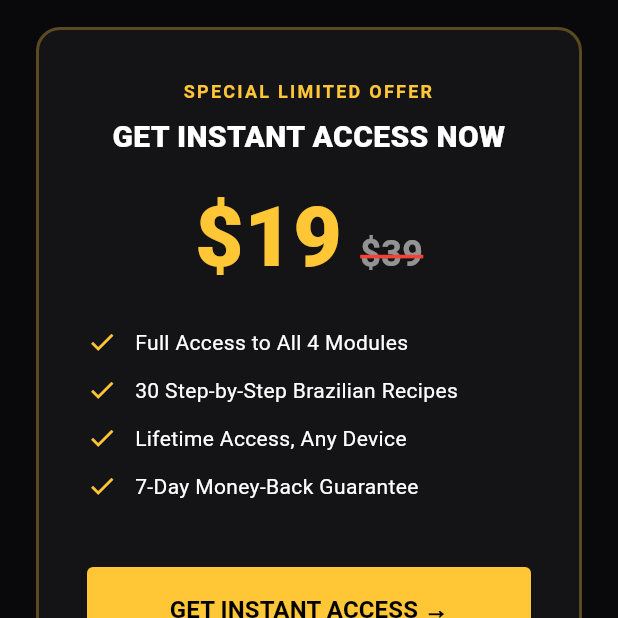
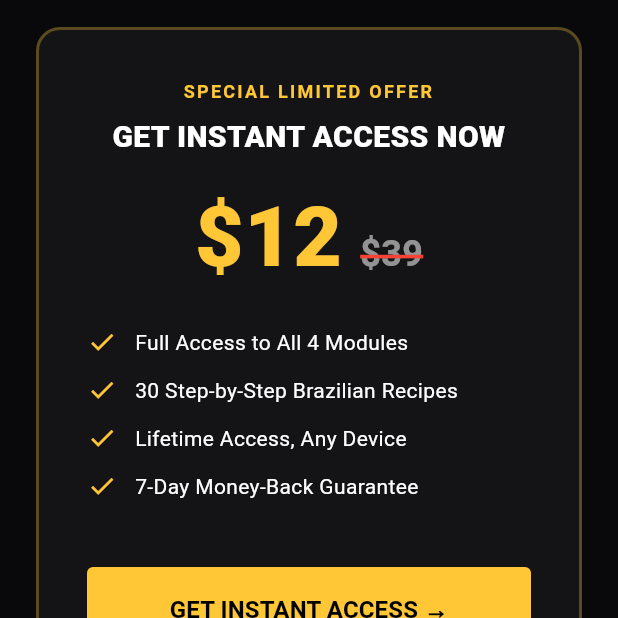
Before and after one commit to rafaellfrazao/pagina_oferta_feminino, a Flutter app: the screen it shows after launch, scrolled down 2304 dp, on a phone screen of 412 x 824 dp, the top half of it. Run offline on Flutter 3.47's test engine with Material 3 defaults, Android fonts, the phone set to English and light mode, and no system bars; network calls fail; Roboto replaces fonts that are missing (Arial).

Commit message:
atualizei o preco

```diff
--- a/lib/sales_bottom_section.dart
+++ b/lib/sales_bottom_section.dart
@@ -293,7 +293,7 @@ class SalesBottomSection extends StatelessWidget {
             mainAxisAlignment: MainAxisAlignment.center,
             crossAxisAlignment: CrossAxisAlignment.end,
             children: const [
-              Text("\$19", style: TextStyle(color: Color(0xFFFFC636), fontSize: 56, fontWeight: FontWeight.w900, height: 1.0)),
+              Text("\$12", style: TextStyle(color: Color(0xFFFFC636), fontSize: 56, fontWeight: FontWeight.w900, height: 1.0)),
               SizedBox(width: 12),
               Text(
                 "\$39",
```
